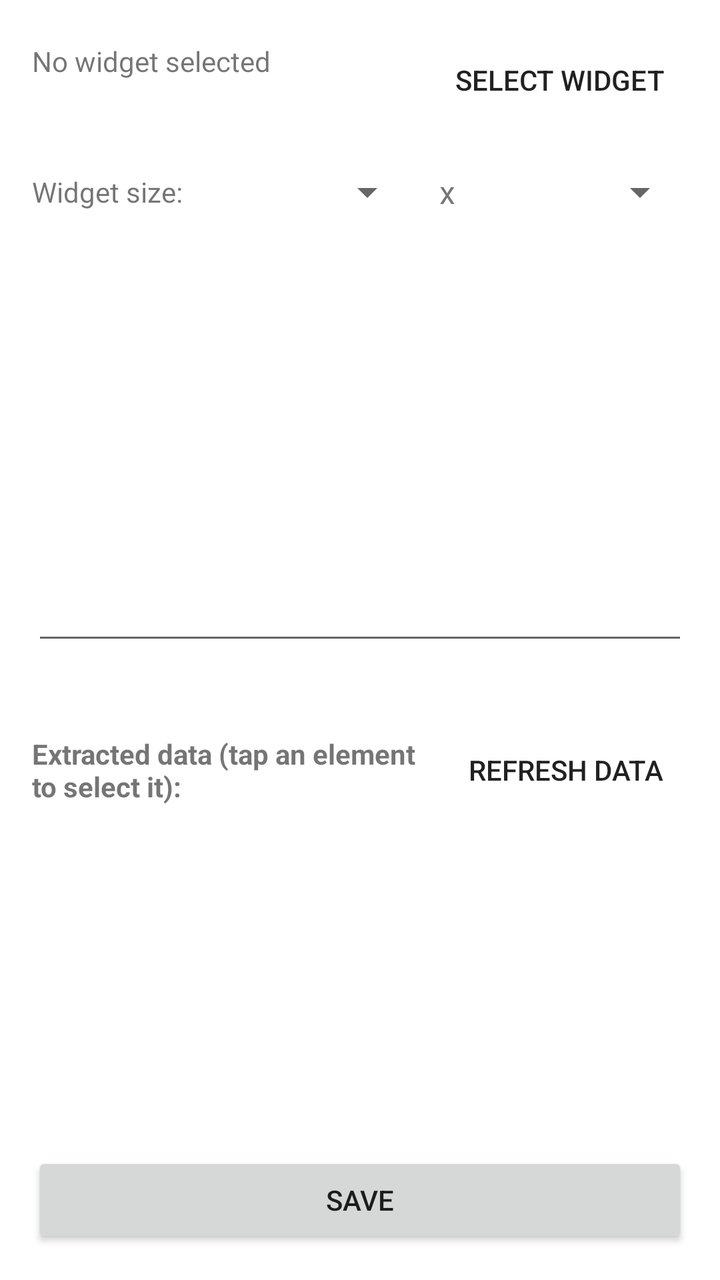
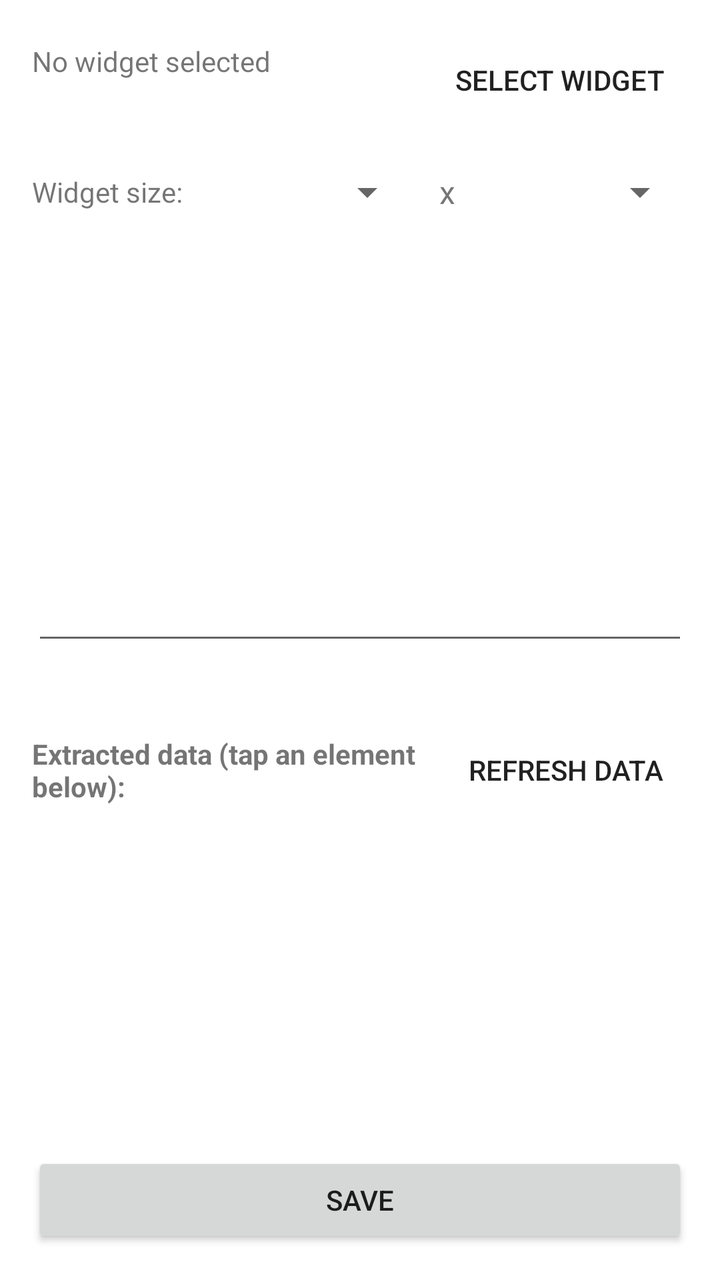

Compare the two renders of this Android layout. The source of the first and the diff that turns it into the second are given below.
<!-- AndroidManifest.xml: fallback theme Theme.MaterialComponents.DayNight.NoActionBar -->
<!-- res/layout/activity_config_widget_action.xml -->
<?xml version="1.0" encoding="utf-8"?>
<LinearLayout xmlns:android="http://schemas.android.com/apk/res/android"
    android:layout_width="match_parent"
    android:layout_height="match_parent"
    android:orientation="vertical"
    android:padding="16dp">

    <LinearLayout
        android:layout_width="match_parent"
        android:layout_height="wrap_content"
        android:orientation="horizontal"
        android:gravity="center_vertical"
        android:layout_marginBottom="8dp">

        <LinearLayout
            android:layout_width="0dp"
            android:layout_height="wrap_content"
            android:layout_weight="1"
            android:orientation="vertical">

            <TextView
                android:id="@+id/appNameText"
                android:layout_width="match_parent"
                android:layout_height="wrap_content"
                android:textSize="14sp"
                android:text="No widget selected" />

            <TextView
                android:id="@+id/widgetNameText"
                android:layout_width="match_parent"
                android:layout_height="wrap_content"
                android:textSize="14sp"
                android:textStyle="bold" />

        </LinearLayout>

        <Button
            android:id="@+id/changeWidgetButton"
            style="?android:attr/borderlessButtonStyle"
            android:layout_width="wrap_content"
            android:layout_height="wrap_content"
            android:text="Select Widget" />

    </LinearLayout>

    <LinearLayout
        android:layout_width="match_parent"
        android:layout_height="wrap_content"
        android:orientation="horizontal"
        android:gravity="center_vertical"
        android:layout_marginBottom="8dp">

        <TextView
            android:layout_width="wrap_content"
            android:layout_height="wrap_content"
            android:text="Widget size:"
            android:textSize="14sp"
            android:layout_marginEnd="12dp" />

        <Spinner
            android:id="@+id/spanXSpinner"
            android:layout_width="0dp"
            android:layout_height="48dp"
            android:layout_weight="1" />

        <TextView
            android:layout_width="wrap_content"
            android:layout_height="wrap_content"
            android:text="x"
            android:textSize="16sp"
            android:layout_marginStart="12dp"
            android:layout_marginEnd="12dp" />

        <Spinner
            android:id="@+id/spanYSpinner"
            android:layout_width="0dp"
            android:layout_height="48dp"
            android:layout_weight="1" />

    </LinearLayout>

    <FrameLayout
        android:id="@+id/previewFrame"
        android:layout_width="match_parent"
        android:layout_height="wrap_content"
        android:minHeight="120dp"
        android:background="@drawable/bg_widget_preview"
        android:padding="8dp"
        android:layout_marginBottom="8dp" />

    <LinearLayout
        android:id="@+id/queryRow"
        android:layout_width="match_parent"
        android:layout_height="wrap_content"
        android:orientation="vertical">

        <TextView
            android:id="@+id/queryLabel"
            android:layout_width="match_parent"
            android:layout_height="wrap_content"
            android:textSize="14sp"
            android:layout_marginBottom="4dp" />

        <FrameLayout
            android:layout_width="match_parent"
            android:layout_height="wrap_content"
            android:layout_marginBottom="8dp">

            <EditText
                android:id="@+id/queryEditText"
                android:layout_width="match_parent"
                android:layout_height="wrap_content"
                android:inputType="text"
                android:paddingStart="12dp"
                android:paddingEnd="48dp"
                android:paddingTop="12dp"
                android:paddingBottom="12dp" />

            <TextView
                android:id="@+id/queryClearButton"
                android:layout_width="48dp"
                android:layout_height="48dp"
                android:layout_gravity="end|center_vertical"
                android:gravity="center"
                android:text="✕"
                android:textSize="16sp"
                android:visibility="gone" />

        </FrameLayout>

    </LinearLayout>

    <TextView
        android:id="@+id/statusText"
        android:layout_width="match_parent"
        android:layout_height="wrap_content"
        android:textSize="13sp"
        android:layout_marginBottom="8dp" />

    <LinearLayout
        android:layout_width="match_parent"
        android:layout_height="wrap_content"
        android:orientation="horizontal"
        android:gravity="center_vertical"
        android:layout_marginBottom="4dp">

        <TextView
            android:id="@+id/nodesHeaderText"
            android:layout_width="0dp"
            android:layout_height="wrap_content"
            android:layout_weight="1"
            android:text="Extracted data (tap an element to select it):"
            android:textStyle="bold"
            android:textSize="14sp" />

        <Button
            android:id="@+id/refreshButton"
            style="?android:attr/borderlessButtonStyle"
            android:layout_width="wrap_content"
            android:layout_height="wrap_content"
            android:text="Refresh Data" />

    </LinearLayout>

    <ListView
        android:id="@+id/nodesListView"
        android:layout_width="match_parent"
        android:layout_height="0dp"
        android:layout_weight="1"
        android:layout_marginBottom="8dp" />

    <Button
        android:id="@+id/saveButton"
        android:layout_width="match_parent"
        android:layout_height="wrap_content"
        android:text="Save" />

</LinearLayout>
<!-- resources referenced by this layout -->
<resources>
  <!-- drawable bg_widget_preview (drawable) -->
  <?xml version="1.0" encoding="utf-8"?>
  <shape xmlns:android="http://schemas.android.com/apk/res/android"
      android:shape="rectangle">
      <solid android:color="?android:attr/colorBackgroundFloating" />
      <corners android:radius="16dp" />
  </shape>
</resources>

<!-- the commit's change to res/layout/activity_config_widget_action.xml (unified diff, before → after) -->
@@ -149,9 +149,9 @@
             android:layout_width="0dp"
             android:layout_height="wrap_content"
             android:layout_weight="1"
-            android:text="Extracted data (tap an element to select it):"
-            android:textStyle="bold"
-            android:textSize="14sp" />
+            android:text="Extracted data (tap an element below):"
+            android:textSize="14sp"
+            android:textStyle="bold" />
 
         <Button
             android:id="@+id/refreshButton"
